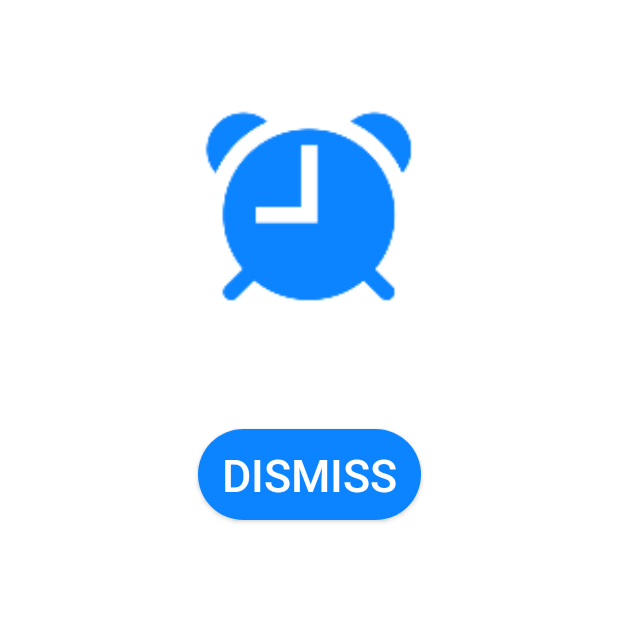
After one commit to fedjaz/WakeUpAlarm, an Android app: the AlarmTrigger screen opened directly, with no data from a screen before it, on a phone screen of 412 x 824 dp, the top half of it. The commit adds this screen. Run offline under Robolectric (Android 15) with nearby library versions, the phone set to English and light mode, and no system bars; libraries missing offline, so code that uses them is left out: com.orm; 10 statements that could not run were skipped.

Commit message:
add: alarm trigger activity and alarm functionality

```diff
--- a/app/build.gradle
+++ b/app/build.gradle
@@ -9,7 +9,7 @@ android {
 
     defaultConfig {
         applicationId "com.fedjaz.wakeupalarm"
-        minSdkVersion 24
+        minSdkVersion 26
         targetSdkVersion 30
         versionCode 1
         versionName "1.0"
@@ -50,7 +50,9 @@ dependencies {
     implementation 'androidx.constraintlayout:constraintlayout:2.1.1'
     implementation 'androidx.legacy:legacy-support-v4:1.0.0'
     implementation 'androidx.recyclerview:recyclerview:1.1.0'
+    implementation 'androidx.wear:wear:1.0.0'
     testImplementation 'junit:junit:4.+'
     androidTestImplementation 'androidx.test.ext:junit:1.1.3'
     androidTestImplementation 'androidx.test.espresso:espresso-core:3.4.0'
+    compileOnly 'com.google.android.wearable:wearable:2.6.0'
 }
--- a/app/src/main/java/com/fedjaz/wakeupalarm/AlarmCreate.kt
+++ b/app/src/main/java/com/fedjaz/wakeupalarm/AlarmCreate.kt
@@ -73,11 +73,10 @@ class AlarmCreate : AppCompatActivity() {
 
         }
 
-        val qrsFragment = QRFragment.newInstance(1, qrs)
+        val qrsFragment = QRFragment.newInstance(qrs, false)
         val transaction = supportFragmentManager.beginTransaction()
         transaction.replace(R.id.qrLayout, qrsFragment, "tag")
         transaction.commit()
-
 
         radioGroup.setOnCheckedChangeListener { _, checkedId ->
             if(checkedId == R.id.selectedDaysRadioButton){
--- /dev/null
+++ b/app/src/main/java/com/fedjaz/wakeupalarm/AlarmTrigger.kt
@@ -0,0 +1,142 @@
+package com.fedjaz.wakeupalarm
+
+import android.animation.ObjectAnimator
+import android.animation.ValueAnimator
+import android.content.Intent
+import android.os.Bundle
+import android.view.View.GONE
+import android.view.View.VISIBLE
+import android.widget.*
+import androidx.appcompat.app.AppCompatActivity
+import androidx.recyclerview.widget.RecyclerView
+import com.google.gson.GsonBuilder
+import com.google.zxing.integration.android.IntentIntegrator
+
+
+class AlarmTrigger : AppCompatActivity() {
+    private var qrs = arrayListOf<QR>()
+    private val leftQrIds = arrayListOf<Int>()
+    private val scannedQrIds = arrayListOf<Int>()
+    private var qrsFragment: QRFragment? = null
+
+    override fun onCreate(savedInstanceState: Bundle?) {
+        super.onCreate(savedInstanceState)
+        setContentView(R.layout.activity_alarm_trigger)
+
+        animateClock()
+
+        val dataAccessLayer = DataAccessLayer(this)
+
+        val alarmId = intent.extras?.getInt("alarmId")!!
+        val alarm = dataAccessLayer.getAlarmById(alarmId)
+
+        qrs = dataAccessLayer.getQrsForAlarm(alarm)
+
+        for(qr in qrs){
+            leftQrIds.add(qr.id)
+        }
+
+        val dismissButton = findViewById<Button>(R.id.dismissButton)
+        val scanButton = findViewById<Button>(R.id.scanButton)
+
+        dismissButton.setOnClickListener {
+            val intentService = Intent(applicationContext, AlarmService::class.java)
+            applicationContext.stopService(intentService)
+            finish()
+        }
+
+        scanButton.setOnClickListener {
+            scanCode()
+        }
+
+        if(qrs.size > 0){
+            qrsFragment = QRFragment.newInstance(qrs, true)
+            val transaction = supportFragmentManager.beginTransaction()
+            transaction.replace(R.id.qrsLayout, qrsFragment!!, "tag")
+            transaction.commit()
+
+            dismissButton.visibility = GONE
+        }
+        else{
+            dismissButton.visibility = VISIBLE
+            val infoText = findViewById<TextView>(R.id.alarmTriggerInfo)
+            val qrsLayout = findViewById<FrameLayout>(R.id.qrsLayout)
+            scanButton.visibility = GONE
+            qrsLayout.visibility = GONE
+            infoText.visibility = GONE
+
+        }
+    }
+
+    private fun scanCode(){
+        val intentIntegrator = IntentIntegrator(this)
+        intentIntegrator.setPrompt("Scan QR code")
+        intentIntegrator.setOrientationLocked(false)
+        intentIntegrator.initiateScan()
+    }
+
+    override fun onActivityResult(requestCode: Int, resultCode: Int, data: Intent?) {
+        super.onActivityResult(requestCode, resultCode, data)
+
+        val intentResult = IntentIntegrator.parseActivityResult(requestCode, resultCode, data)
+        if(intentResult != null && intentResult.contents != null){
+            val gsonBuilder = GsonBuilder()
+            val gson = gsonBuilder.create()
+            try{
+                val map = gson.fromJson(intentResult.contents, Map::class.java)
+                val id = map["id"].toString().toDouble().toInt()
+                when (id) {
+                    in leftQrIds -> {
+                        leftQrIds.remove(id)
+                        scannedQrIds.add(id)
+                        changeCheckBoxes(id)
+                    }
+                    in scannedQrIds -> {
+                        Toast.makeText(this, "You already scanned this QR", Toast.LENGTH_LONG).show()
+                    }
+                    else -> {
+                        Toast.makeText(this, "This QR is not in this alarm!", Toast.LENGTH_LONG).show()
+                    }
+                }
+            }
+            catch (e: Exception){
+                Toast.makeText(this, "This QR is not valid for this app", Toast.LENGTH_LONG).show()
+            }
+
+            if(leftQrIds.size == 0){
+                scanComplete()
+            }
+        }
+    }
+
+    private fun changeCheckBoxes(id: Int){
+        for(qr in qrs){
+            if(qr.id == id){
+                qr.checked = true
+                break
+            }
+        }
+
+        (qrsFragment!!.view as RecyclerView).adapter?.notifyDataSetChanged()
+    }
+
+    private fun scanComplete(){
+        val dismissButton = findViewById<Button>(R.id.dismissButton)
+        val scanButton = findViewById<Button>(R.id.scanButton)
+        val infoText = findViewById<TextView>(R.id.alarmTriggerInfo)
+        val qrsLayout = findViewById<FrameLayout>(R.id.qrsLayout)
+
+        dismissButton.visibility = VISIBLE
+        scanButton.visibility = GONE
+        infoText.visibility = GONE
+        qrsLayout.visibility = GONE
+    }
+
+    private fun animateClock() {
+        val clock = findViewById<ImageView>(R.id.alarmAnimationView)
+        val rotateAnimation = ObjectAnimator.ofFloat(clock, "rotation", 0f, 20f, 0f, -20f, 0f)
+        rotateAnimation.repeatCount = ValueAnimator.INFINITE
+        rotateAnimation.duration = 800
+        rotateAnimation.start()
+    }
+}
--- a/app/src/main/java/com/fedjaz/wakeupalarm/DataAccessLayer.kt
+++ b/app/src/main/java/com/fedjaz/wakeupalarm/DataAccessLayer.kt
@@ -1,11 +1,18 @@
 package com.fedjaz.wakeupalarm
+import android.content.Context
 import com.fedjaz.wakeupalarm.db.AlarmQrRelationTable
 import com.fedjaz.wakeupalarm.db.AlarmTable
 import com.fedjaz.wakeupalarm.db.QRTable
+import com.orm.SugarContext
 import com.orm.SugarRecord
 
 
-class DataAccessLayer {
+class DataAccessLayer(context: Context) {
+
+    init {
+        SugarContext.init(context)
+    }
+
     fun getAllAlarms(): ArrayList<Alarm>{
         val alarmRecords = SugarRecord.listAll(AlarmTable::class.java)
         val alarms = arrayListOf<Alarm>()
@@ -22,6 +29,19 @@ class DataAccessLayer {
         }
 
         return alarms
+    }
+
+    fun getAlarmById(id: Int): Alarm{
+        val alarmRecord = SugarRecord.findById(AlarmTable::class.java, id)
+        val alarm = Alarm(alarmRecord.id.toInt(), alarmRecord.hour, alarmRecord.minute, alarmRecord.enabled, arrayListOf<Boolean>())
+        for(day in alarmRecord.days){
+            alarm.days.add(day.compareTo(0) != 0)
+        }
+        val alarmQrRelations = SugarRecord.find(AlarmQrRelationTable::class.java, "ALARM_ID = ?", alarm.id.toString())
+        for(alarmQrRelation in alarmQrRelations){
+            alarm.qrIds.add(alarmQrRelation.qrId)
+        }
+        return alarm
     }
 
     fun createAlarm(alarm: Alarm): Int{
@@ -55,6 +75,7 @@ class DataAccessLayer {
         val alarmRecord = SugarRecord.findById(AlarmTable::class.java, alarm.id)
         alarmRecord.hour = alarm.hour
         alarmRecord.minute = alarm.minute
+        alarm.days = arrayListOf()
         for(day in alarm.days){
             val byte: Byte = if(day){
                 0x1
@@ -109,6 +130,20 @@ class DataAccessLayer {
         return qrs
     }
 
+    fun getQrsForAlarm(alarm: Alarm): ArrayList<QR>{
+        val qrs = arrayListOf<QR>()
+        val relations = SugarRecord.find(AlarmQrRelationTable::class.java, "ALARM_ID = ?", alarm.id.toString())
+        for(relation in relations){
+            val qrRecord = SugarRecord.findById(QRTable::class.java, relation.qrId)
+            val qr = QR(qrRecord.id.toInt(), qrRecord.name, qrRecord.number, qrRecord.location)
+            qr.imageByteArray = qrRecord.image
+            qr.initializeImage()
+            qr.isImageCreated = true
+            qrs.add(qr)
+        }
+        return qrs
+    }
+
     fun createQr(qr: QR): Int{
         val qrRecord = QRTable()
         qrRecord.name = qr.name
--- a/app/src/main/java/com/fedjaz/wakeupalarm/SectionsPagerAdapter.kt
+++ b/app/src/main/java/com/fedjaz/wakeupalarm/SectionsPagerAdapter.kt
@@ -7,7 +7,7 @@ import androidx.fragment.app.FragmentPagerAdapter
 
 class SectionsPagerAdapter(private val context: Context, fm: FragmentManager, private val alarms: ArrayList<Alarm>, private val qrs: ArrayList<QR>) : FragmentPagerAdapter(fm) {
     var alarmsFragment: AlarmInfoFragment = AlarmInfoFragment.newInstance(1, alarms)
-    var qrsFragment: QRFragment = QRFragment.newInstance(1, qrs)
+    var qrsFragment: QRFragment = QRFragment.newInstance(qrs, false)
 
     override fun getItem(position: Int): Fragment {
         return if(position == 0){
--- /dev/null
+++ b/app/src/main/res/drawable/add_button_background_red.xml
@@ -0,0 +1,10 @@
+<?xml version="1.0" encoding="utf-8"?>
+<shape xmlns:android="http://schemas.android.com/apk/res/android"
+    android:shape="rectangle"
+    >
+    <solid android:color="@color/red" />
+    <corners android:bottomRightRadius="45dp"
+        android:bottomLeftRadius="45dp"
+        android:topRightRadius="45dp"
+        android:topLeftRadius="45dp"/>
+</shape>
--- /dev/null
+++ b/app/src/main/res/layout/activity_alarm_trigger.xml
@@ -0,0 +1,87 @@
+<?xml version="1.0" encoding="utf-8"?>
+<androidx.core.widget.NestedScrollView
+    xmlns:android="http://schemas.android.com/apk/res/android"
+    xmlns:app="http://schemas.android.com/apk/res-auto"
+    xmlns:tools="http://schemas.android.com/tools"
+    android:layout_width="match_parent"
+    android:layout_height="match_parent"
+    android:fillViewport="true">
+
+    <androidx.constraintlayout.widget.ConstraintLayout
+        android:layout_width="match_parent"
+        android:layout_height="wrap_content">
+
+        <Button
+            android:id="@+id/dismissButton"
+            style="@style/Widget.AppCompat.Button"
+            android:layout_width="wrap_content"
+            android:layout_height="wrap_content"
+            android:layout_marginTop="10dp"
+            android:background="@drawable/add_button_background_red"
+            android:backgroundTint="@color/red"
+            android:freezesText="false"
+            android:text="DISMISS"
+            android:textColor="@color/white"
+            android:textSize="30dp"
+            android:visibility="visible"
+            app:iconPadding="0dp"
+            app:iconSize="80dp"
+            app:iconTint="@color/black"
+            app:iconTintMode="src_in"
+            app:layout_constraintEnd_toEndOf="parent"
+            app:layout_constraintStart_toStartOf="parent"
+            app:layout_constraintTop_toBottomOf="@+id/scanButton" />
+
+        <ImageView
+            android:id="@+id/alarmAnimationView"
+            android:layout_width="223dp"
+            android:layout_height="276dp"
+            android:tint="@color/blue_app"
+            app:layout_constraintEnd_toEndOf="parent"
+            app:layout_constraintStart_toStartOf="parent"
+            app:layout_constraintTop_toTopOf="parent"
+            app:srcCompat="@mipmap/alarm_foreground" />
+
+        <TextView
+            android:id="@+id/alarmTriggerInfo"
+            android:layout_width="0dp"
+            android:layout_height="wrap_content"
+            android:layout_marginStart="10dp"
+            android:layout_marginEnd="10dp"
+            android:text="You need to scan the followng QR codes to dismiss alarm:"
+            android:textColor="@color/black"
+            android:textSize="25dp"
+            app:layout_constraintEnd_toEndOf="parent"
+            app:layout_constraintStart_toStartOf="parent"
+            app:layout_constraintTop_toBottomOf="@+id/dismissButton" />
+
+        <FrameLayout
+            android:id="@+id/qrsLayout"
+            android:layout_width="0dp"
+            android:layout_height="wrap_content"
+            app:layout_constraintEnd_toEndOf="parent"
+            app:layout_constraintStart_toStartOf="parent"
+            app:layout_constraintTop_toBottomOf="@+id/alarmTriggerInfo">
+
+        </FrameLayout>
+
+        <Button
+            android:id="@+id/scanButton"
+            android:layout_width="wrap_content"
+            android:layout_height="70dp"
+            android:layout_marginTop="10dp"
+            android:background="@drawable/save_button_background"
+            android:freezesText="false"
+            android:text="SCAN"
+            android:textColor="@color/white"
+            android:textSize="30dp"
+            app:icon="@mipmap/qr_foreground"
+            app:iconPadding="0dp"
+            app:iconSize="80dp"
+            app:iconTint="@color/white"
+            app:iconTintMode="src_in"
+            app:layout_constraintEnd_toEndOf="parent"
+            app:layout_constraintStart_toStartOf="parent"
+            app:layout_constraintTop_toBottomOf="@+id/alarmAnimationView" />
+    </androidx.constraintlayout.widget.ConstraintLayout>
+</androidx.core.widget.NestedScrollView>
--- /dev/null
+++ b/app/src/main/res/values-round/strings.xml
@@ -0,0 +1,3 @@
+<resources>
+    <string name="hello_world">Hello Round World!</string>
+</resources>
--- a/app/src/main/res/values/colors.xml
+++ b/app/src/main/res/values/colors.xml
@@ -7,5 +7,6 @@
     <color name="teal_700">#FF018786</color>
     <color name="black">#FF000000</color>
     <color name="white">#FFFFFFFF</color>
+    <color name="red">#FFFF0000</color>
     <color name="blue_app">#FF0C84FF</color>
 </resources>
--- a/app/src/main/res/values/strings.xml
+++ b/app/src/main/res/values/strings.xml
@@ -2,4 +2,10 @@
     <string name="app_name">WakeUpAlarm</string>
     <!-- TODO: Remove or change this placeholder text -->
     <string name="hello_blank_fragment">Hello blank fragment</string>
+    <string name="title_activity_alarm_trigger">AlarmTrigger</string>
+    <!--
+    This string is used for square devices and overridden by hello_world in
+    values-round/strings.xml for round devices.
+    -->
+    <string name="hello_world">Hello Square World!</string>
 </resources>
```
Also changed, not shown: app/src/main/AndroidManifest.xml (+36 -5 lines), app/src/main/java/com/fedjaz/wakeupalarm/AlarmBroadcastReceiver.kt (added, +52 -0 lines), app/src/main/java/com/fedjaz/wakeupalarm/AlarmScheduler.kt (added, +45 -0 lines), app/src/main/java/com/fedjaz/wakeupalarm/AlarmService.kt (added, +59 -0 lines), app/src/main/java/com/fedjaz/wakeupalarm/App.kt (added, +24 -0 lines), app/src/main/java/com/fedjaz/wakeupalarm/MainActivity.kt (+25 -4 lines), app/src/main/java/com/fedjaz/wakeupalarm/QRFragment.kt (+4 -4 lines), app/src/main/java/com/fedjaz/wakeupalarm/QRRecyclerViewAdapter.kt (+7 -2 lines), app/src/main/res/values/dimens.xml (+12 -0 lines), 1 other file.
